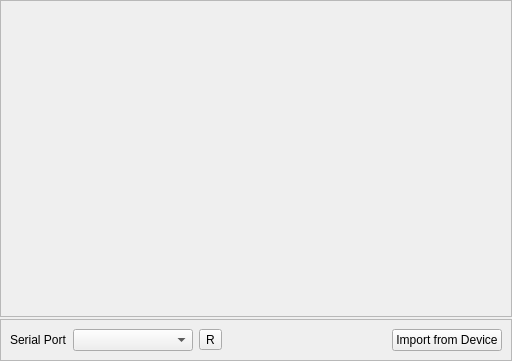
This is oximetry.ui in sbonaime/sleepyhead-code. as Qt 5 draws it before an edit. The edited form follows.
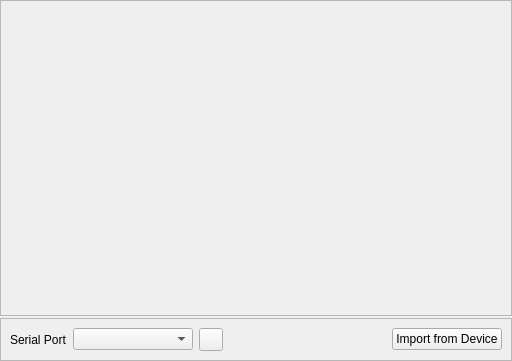
This is the edited form. Icons and pictures are not drawn.

Commit message: Checking windows serial port stuff

```diff
--- a/oximetry.ui
+++ b/oximetry.ui
@@ -36,7 +36,7 @@
           <x>0</x>
           <y>0</y>
           <width>508</width>
-          <height>304</height>
+          <height>303</height>
          </rect>
         </property>
         <layout class="QVBoxLayout" name="verticalLayout_3">
@@ -86,7 +86,11 @@
         <item>
          <widget class="QToolButton" name="RefreshPortsButton">
           <property name="text">
-           <string>R</string>
+           <string/>
+          </property>
+          <property name="icon">
+           <iconset resource="Resources.qrc">
+            <normaloff>:/icons/refresh.png</normaloff>:/icons/refresh.png</iconset>
           </property>
          </widget>
         </item>
```
Left out of the diff: 4 changed lines with no effect on the pictures. The commit also changes 3 other files.
